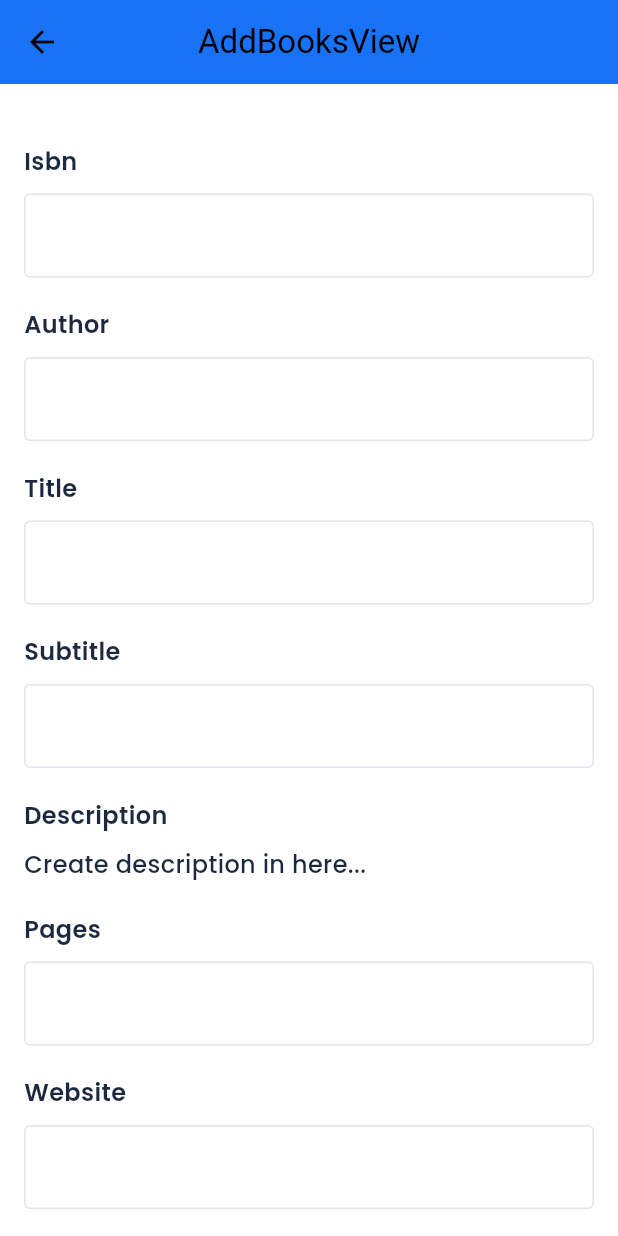
After one commit to Azis202017/Better-App, a Flutter app: the AddBooksView screen opened by its route, on a phone screen of 412 x 824 dp. The commit adds this screen. Run offline on Flutter 3.47's test engine with Material 3 defaults, Android fonts, the phone set to English and light mode, and no system bars; our stand-ins replace dio, flutter_markdown, flutter_svg, get, get_storage, google_fonts; missing offline and left inert: simple_markdown_editor; accounts and stored records are empty.

Commit message:
[Books] create a books implementation

```diff
--- /dev/null
+++ b/lib/app/modules/add_books/controllers/add_books_controller.dart
@@ -0,0 +1,71 @@
+import 'package:better_app/app/routes/app_pages.dart';
+import 'package:better_app/app/services/book_service.dart';
+import 'package:better_app/app/services/input/books/book_input.dart';
+import 'package:flutter/material.dart';
+import 'package:get/get.dart';
+
+import '../../../helpers/date_to_string.dart';
+
+class AddBooksController extends GetxController {
+  TextEditingController isbnController = TextEditingController();
+  TextEditingController titleController = TextEditingController();
+  TextEditingController subtitleController = TextEditingController();
+  TextEditingController authorController = TextEditingController();
+  TextEditingController publisherController = TextEditingController();
+  TextEditingController publishedController = TextEditingController();
+
+  TextEditingController pagesController = TextEditingController();
+
+  TextEditingController websiteController = TextEditingController();
+
+  num isbn = 0;
+  String title = "";
+  String subtitle = "";
+  String author = "";
+  DateTime currentDate = DateTime.now();
+  String publisher = "";
+  num pages = 0;
+  String description = "";
+  String website = "";
+
+  // Property to store the selected date
+  Rx<DateTime> selectedDate = DateTime.now().obs;
+
+  void showDate() async {
+    DateTime? pickedDate = await showDatePicker(
+      context: Get.overlayContext!,
+      initialDate: currentDate,
+      firstDate: DateTime(2000),
+      lastDate: DateTime(2101),
+    );
+
+    if (pickedDate != null) {
+      currentDate = pickedDate;
+      publishedController.text = FormattedDate().formattingDate(currentDate);
+    }
+  }
+
+  void toMarkDown() async {
+    description = await Get.toNamed(Routes.ADD_BOOKS_MARKDOWN, arguments: {
+      "description": description,
+    });
+
+    update();
+  }
+
+  void createBooks() async {
+    BookInput dataBook = BookInput(
+      isbn: isbnController.text,
+      title: titleController.text,
+      subtitle: subtitleController.text,
+      author: authorController.text,
+      publisher: publisherController.text,
+      published: FormattedDate().formattedDateToString(dateTime: currentDate),
+      pages: num.parse(pagesController.text),
+      description: description,
+      website: websiteController.text,
+    );
+    bool isSuccessCreateBooks =
+        await BookService().createBooks(booksInput: dataBook);
+  }
+}
--- /dev/null
+++ b/lib/app/modules/add_books/views/add_books_view.dart
@@ -0,0 +1,122 @@
+import 'package:better_app/app/shared/themes/font.dart';
+import 'package:better_app/app/shared/widgets/primary_button.dart';
+import 'package:better_app/app/shared/widgets/text_input.dart';
+import 'package:flutter/material.dart';
+import 'package:flutter_markdown/flutter_markdown.dart';
+
+import 'package:get/get.dart';
+
+import '../controllers/add_books_controller.dart';
+
+class AddBooksView extends GetView<AddBooksController> {
+  const AddBooksView({Key? key}) : super(key: key);
+  @override
+  Widget build(BuildContext context) {
+    return GetBuilder<AddBooksController>(builder: (context) {
+      return Scaffold(
+        appBar: AppBar(
+          title: const Text('AddBooksView'),
+          centerTitle: true,
+        ),
+        body: SingleChildScrollView(
+          child: Container(
+            margin: const EdgeInsets.symmetric(
+              horizontal: 16,
+            ),
+            child: Column(
+              crossAxisAlignment: CrossAxisAlignment.start,
+              children: [
+                const SizedBox(
+                  height: 40,
+                ),
+                TextInput(
+                  title: 'Isbn',
+                  textEditingController: controller.isbnController,
+                ),
+                const SizedBox(
+                  height: 20,
+                ),
+                TextInput(
+                  title: 'Author',
+                  textEditingController: controller.authorController,
+                ),
+                const SizedBox(
+                  height: 20,
+                ),
+                TextInput(
+                    title: 'Title',
+                    textEditingController: controller.titleController),
+                const SizedBox(
+                  height: 20,
+                ),
+                TextInput(
+                  title: 'Subtitle',
+                  textEditingController: controller.subtitleController,
+                ),
+                const SizedBox(
+                  height: 20,
+                ),
+                Text(
+                  "Description",
+                  style: p3semiBold,
+                ),
+                const SizedBox(
+                  height: 10,
+                ),
+                GestureDetector(
+                  onTap: controller.toMarkDown,
+                  child: controller.description.isEmpty
+                      ? Text(
+                          'Create description in here...',
+                          style: p3Medium,
+                        )
+                      : MarkdownBody(
+                          data: controller.description,
+                        ),
+                ),
+                const SizedBox(
+                  height: 20,
+                ),
+                TextInput(
+                  title: 'Pages',
+                  textEditingController: controller.pagesController,
+                ),
+                const SizedBox(
+                  height: 20,
+                ),
+                TextInput(
+                  title: 'Website',
+                  textEditingController: controller.websiteController,
+                ),
+                const SizedBox(
+                  height: 20,
+                ),
+                GestureDetector(
+                  onTap: controller.showDate,
+                  child: TextInput(
+                    title: 'Published',
+                    textEditingController: controller.publishedController,
+                  ),
+                ),
+                const SizedBox(
+                  height: 20,
+                ),
+                TextInput(
+                  title: 'Publisher',
+                  textEditingController: controller.publisherController,
+                ),
+                const SizedBox(
+                  height: 20,
+                ),
+                PrimaryButton(
+                  title: 'Create new books',
+                  onPressed: controller.createBooks,
+                ),
+              ],
+            ),
+          ),
+        ),
+      );
+    });
+  }
+}
--- /dev/null
+++ b/lib/app/modules/add_books_markdown/controllers/add_books_markdown_controller.dart
@@ -0,0 +1,9 @@
+import 'package:flutter/material.dart';
+import 'package:get/get.dart';
+
+class AddBooksMarkdownController extends GetxController {
+  TextEditingController descriptionController = TextEditingController(text: Get.arguments['description']);
+  void backToAddBooks() {
+    Get.back(result: descriptionController.text);
+  }
+}
--- a/lib/app/modules/home/views/home_view.dart
+++ b/lib/app/modules/home/views/home_view.dart
@@ -2,6 +2,7 @@ import 'package:flutter/material.dart';
 
 import 'package:get/get.dart';
 
+import '../../../routes/app_pages.dart';
 import '../controllers/home_controller.dart';
 
 class HomeView extends GetView<HomeController> {
@@ -19,6 +20,9 @@ class HomeView extends GetView<HomeController> {
           style: TextStyle(fontSize: 20),
         ),
       ),
+      floatingActionButton: FloatingActionButton(onPressed: (){
+        Get.toNamed(Routes.ADD_BOOKS);
+      }),
     );
   }
 }
--- a/lib/app/modules/login/controllers/login_controller.dart
+++ b/lib/app/modules/login/controllers/login_controller.dart
@@ -61,20 +61,23 @@ class LoginController extends GetxController {
         email: emailController.text, password: passwordController.text);
 
     try {
-      Get.defaultDialog(
-        title: "Waiting for the process",
-        content: const CenterLoading(),
-      );
-
       bool isLoginSuccess =
           await AuthenticationService().login(loginInput: dataLogin);
 
       if (formKey.currentState!.validate()) {
         if (isLoginSuccess) {
+          Get.defaultDialog(
+            title: "Waiting for the process",
+            content: const CenterLoading(),
+          );
           alertSuccess(
               title: 'Login Success', subtitle: 'Yeayy welcome to Better App');
           Get.offAllNamed(Routes.WELCOME);
         } else {
+          Get.defaultDialog(
+            title: "Waiting for the process",
+            content: const CenterLoading(),
+          );
           alertError(
               title: 'Login Fail',
               subtitle: 'Try to input email and password correctly!');
--- a/lib/app/routes/app_routes.dart
+++ b/lib/app/routes/app_routes.dart
@@ -12,6 +12,8 @@ abstract class Routes {
   static const WELCOME = _Paths.WELCOME;
   static const WELCOME_BEFORE_LOGIN = _Paths.WELCOME_BEFORE_LOGIN;
   static const REGISTER = _Paths.REGISTER;
+  static const ADD_BOOKS = _Paths.ADD_BOOKS;
+  static const ADD_BOOKS_MARKDOWN = _Paths.ADD_BOOKS_MARKDOWN;
 }
 
 abstract class _Paths {
@@ -23,4 +25,6 @@ abstract class _Paths {
   static const WELCOME = '/welcome';
   static const WELCOME_BEFORE_LOGIN = '/welcome-before-login';
   static const REGISTER = '/register';
+  static const ADD_BOOKS = '/add-books';
+  static const ADD_BOOKS_MARKDOWN = '/add-books-markdown';
 }
--- a/lib/app/services/book_service.dart
+++ b/lib/app/services/book_service.dart
@@ -74,6 +74,7 @@ class BookService {
           validateStatus: (_) => true,
         ),
       );
+      print(response.data);
 
       if (response.statusCode == 200) {
         return true;
--- a/pubspec.yaml
+++ b/pubspec.yaml
@@ -10,10 +10,13 @@ dependencies:
   dio: ^5.4.0
   flutter:
     sdk: flutter
+  flutter_markdown: ^0.6.9+1
   flutter_svg: ^2.0.9
   get: 4.6.6
   get_storage: ^2.1.1
   google_fonts: ^6.1.0
+  intl: ^0.19.0
+  simple_markdown_editor: ^0.2.0
 
 dev_dependencies:
   flutter_lints: ^2.0.0
```
Also changed, not shown: lib/app/helpers/date_to_string.dart (+9 -1 lines), lib/app/modules/add_books/bindings/add_books_binding.dart (added, +12 -0 lines), lib/app/modules/add_books_markdown/bindings/add_books_markdown_binding.dart (added, +12 -0 lines), lib/app/modules/add_books_markdown/views/add_books_markdown_view.dart (added, +31 -0 lines), lib/app/routes/app_pages.dart (+14 -0 lines), lib/main.dart (+10 -6 lines), pubspec.lock.
